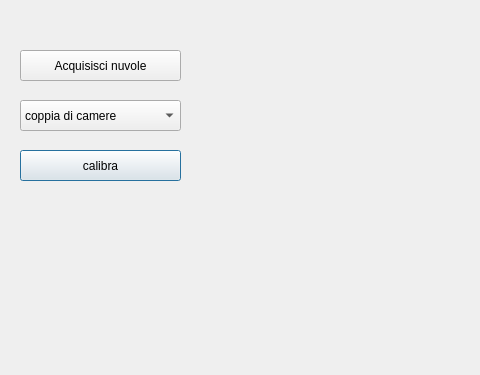
First picture: the form in src/calibrationdialog.ui, repository MM88/scanner_interface, before the edit; both pictures show x 0 to 480 and y 0 to 375 of the 1133 by 597 pixel window.
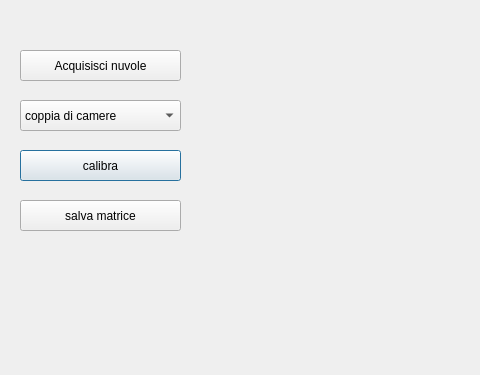
Second picture: the form after the edit. Custom widgets are drawn as their Qt base class.

Diff of the .ui file:
```diff
--- a/src/calibrationdialog.ui
+++ b/src/calibrationdialog.ui
@@ -79,6 +79,19 @@
     <string>Acquisisci nuvole</string>
    </property>
   </widget>
+  <widget class="QPushButton" name="pushButton">
+   <property name="geometry">
+    <rect>
+     <x>20</x>
+     <y>200</y>
+     <width>161</width>
+     <height>31</height>
+    </rect>
+   </property>
+   <property name="text">
+    <string>salva matrice</string>
+   </property>
+  </widget>
  </widget>
  <customwidgets>
   <customwidget>
```
